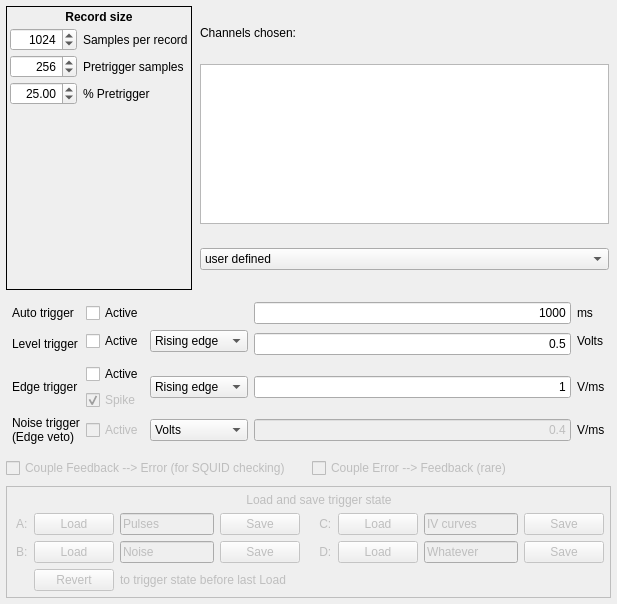
usnistgov/dastardcommander, file triggerconfig.ui: the form before one commit.
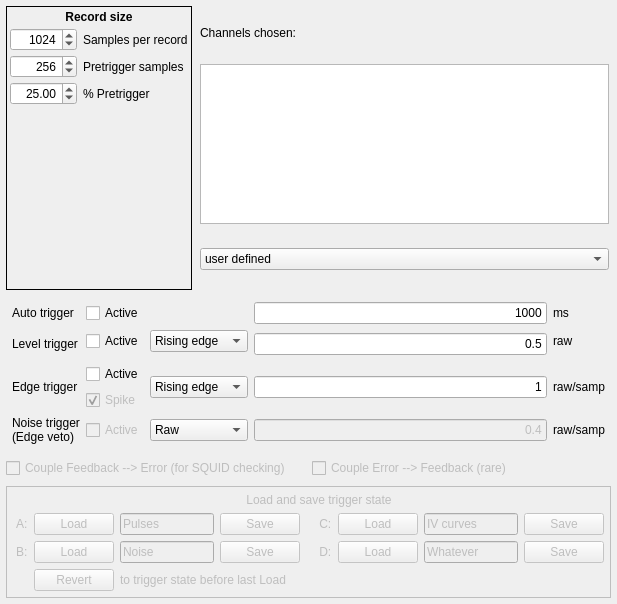
The form after the commit.

Commit message: default to arbs for triggering

```diff
--- a/triggerconfig.ui
+++ b/triggerconfig.ui
@@ -341,7 +341,7 @@
       <item row="8" column="4">
        <widget class="QLabel" name="noiseUnitsLabel">
         <property name="text">
-         <string>V/ms</string>
+         <string>raw/samp</string>
         </property>
        </widget>
       </item>
@@ -465,14 +465,14 @@
       <item row="4" column="4" rowspan="2">
        <widget class="QLabel" name="edgeUnitsLabel">
         <property name="text">
-         <string>V/ms</string>
+         <string>raw/samp</string>
         </property>
        </widget>
       </item>
       <item row="1" column="4">
        <widget class="QLabel" name="levelUnitsLabel">
         <property name="text">
-         <string>Volts</string>
+         <string>raw</string>
         </property>
        </widget>
       </item>
@@ -600,7 +600,7 @@
          <string>Units for the level trigger value</string>
         </property>
         <property name="currentIndex">
-         <number>0</number>
+         <number>1</number>
         </property>
         <item>
          <property name="text">
```
Left out of the diff: 3 changed lines with no effect on the pictures.
